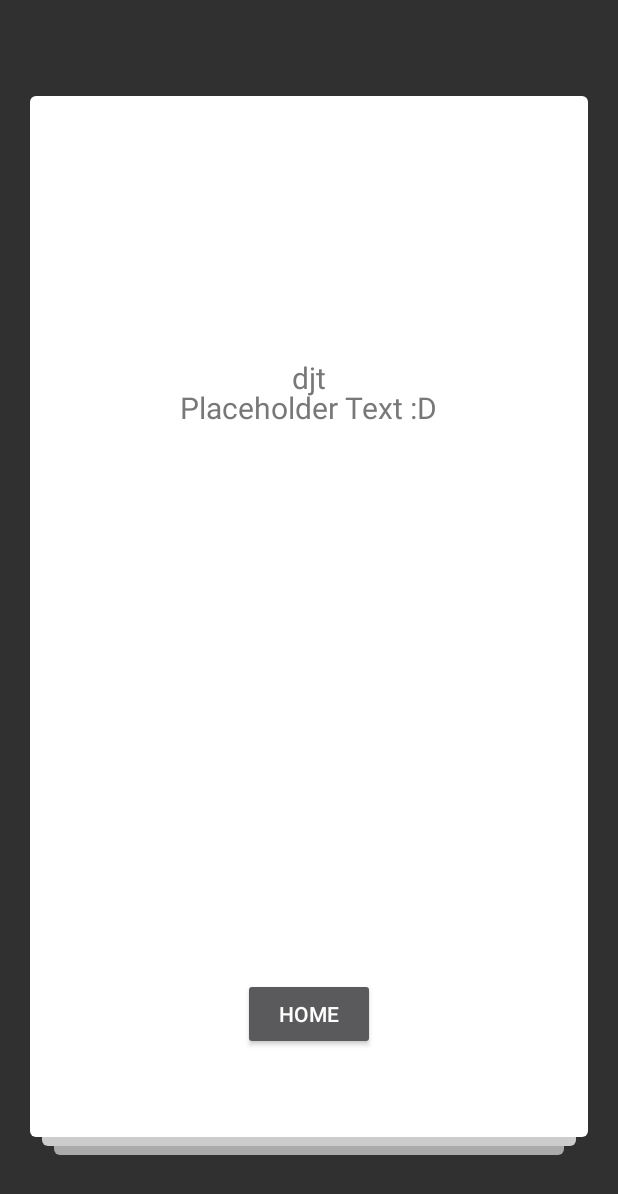
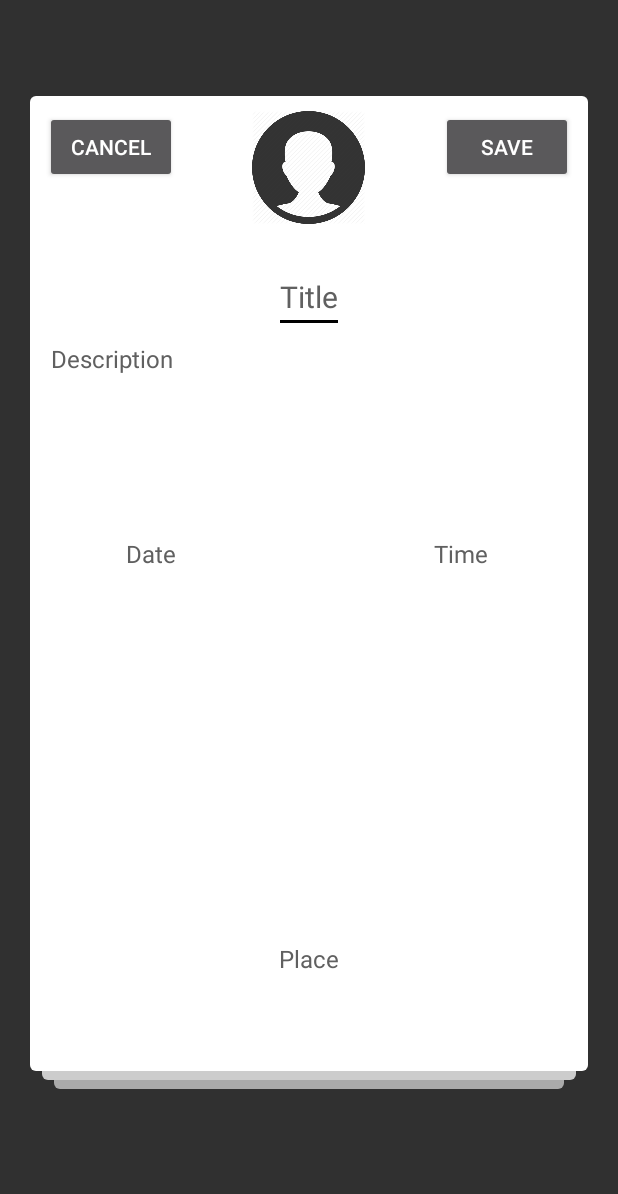
Before and after one commit to Miyagee/LiveNow, an Android app: the fragment CreateEventFragment shown on its own in the app's theme, on a phone screen of 412 x 824 dp. Shown: the top 1194 px of the screen. Run offline under Robolectric (Android 15) with nearby library versions, the phone set to English and light mode, and no system bars.

Commit message:
Connect to Firebase. Styling

```diff
--- a/app/src/main/java/com/now/live/livenow/CreateEventFragment.java
+++ b/app/src/main/java/com/now/live/livenow/CreateEventFragment.java
@@ -5,13 +5,18 @@ import android.support.v4.app.Fragment;
 import android.view.LayoutInflater;
 import android.view.View;
 import android.view.ViewGroup;
+import android.widget.EditText;
 import android.widget.TextView;
 
 public class CreateEventFragment extends Fragment {
 
     private Event event;
 
-    private TextView titleView;
+    private EditText titleEdit;
+    private EditText descriptionEdit;
+    private EditText dateEdit;
+    private EditText timeEdit;
+    private EditText placeEdit;
 
     public CreateEventFragment(){
         //Empty Constructor
@@ -23,14 +28,13 @@ public class CreateEventFragment extends Fragment {
         View view = getActivity().getLayoutInflater().inflate(R.layout.create_event_fragment, null);
 
         //Init components
-        titleView = (TextView) view.findViewById(R.id.title);
+        titleEdit = (EditText) view.findViewById(R.id.title);
+        descriptionEdit = (EditText) view.findViewById(R.id.description);
+        dateEdit = (EditText) view.findViewById(R.id.date);
+        timeEdit = (EditText) view.findViewById(R.id.time);
+        placeEdit = (EditText) view.findViewById(R.id.place);
 
-        event = new Event(
-                "djt",
-                "Description Text",
-                null,
-                "16:00",
-                "Location");
+        event = new Event("", "", "", "", "");
 
 
         setFields();
@@ -40,9 +44,9 @@ public class CreateEventFragment extends Fragment {
 
     public void setFields() {
         if (StaticHelperClasses.checkNull(event.getTitle())) {
-            titleView.setHint("Title");
+            titleEdit.setHint("TitleFoo");
         } else {
-            titleView.setText(event.getTitle());
+            titleEdit.setText(event.getTitle());
         }
     }
 
@@ -57,15 +61,24 @@ public class CreateEventFragment extends Fragment {
 
     public void getFields() {
         String title;
+        String description;
+        String date;
+        String time;
+        String place;
 
-        title = titleView.getText().toString();
+        title = titleEdit.getText().toString();
+        description = descriptionEdit.getText().toString();
+        date = dateEdit.getText().toString();
+        time = timeEdit.getText().toString();
+        place = placeEdit.getText().toString();
+
 
         event = new Event(
                 title,
-                "Description Text",
-                null,
-                "16:00",
-                "Location");
+                description,
+                date,
+                time,
+                place);
     }
 
 }
--- a/app/src/main/java/com/now/live/livenow/Event.java
+++ b/app/src/main/java/com/now/live/livenow/Event.java
@@ -7,14 +7,14 @@ public class Event {
     private String title;
     private String description;
     private String place;
-    private Date date;
+    private String date;
     private String time;
 
-    public Event(String title, String description, Date date, String time, String place) {
+    public Event(String title, String description, String date, String time, String place) {
         this.title = title;
         this.description = description;
+        this.date = date;
         this.time = time;
-        this.date = date;
         this.place = place;
     }
 
@@ -30,7 +30,7 @@ public class Event {
         return time;
     }
 
-    public Date getDate() {
+    public String getDate() {
         return date;
     }
 
--- a/app/src/main/res/layout/create_event_fragment.xml
+++ b/app/src/main/res/layout/create_event_fragment.xml
@@ -8,7 +8,7 @@
         android:layout_width="match_parent"
         android:layout_height="match_parent"
         android:layout_gravity="center"
-        android:layout_marginBottom="48dp"
+        android:layout_marginBottom="92dp"
         android:layout_marginLeft="20dp"
         android:layout_marginRight="20dp"
         android:layout_marginTop="64dp">
@@ -53,42 +53,101 @@
                 android:layout_width="match_parent"
                 android:layout_height="match_parent"
                 android:layout_gravity="center"
-                android:layout_marginBottom="48dp"
-                android:layout_marginLeft="20dp"
-                android:layout_marginRight="20dp"
-                android:layout_marginTop="64dp"
                 android:id="@+id/frameLayout">
 
-            <TextView
+                <ImageView
+                    android:background="@drawable/avatar"
+                    android:id="@+id/cardAvatar"
+                    android:layout_width="75dp"
+                    android:layout_height="75dp"
+                    android:layout_gravity="center_horizontal"
+                    android:padding="4dp"
+                    android:scaleType="centerCrop" />
+
+                <EditText
                     android:id="@+id/title"
                     android:layout_width="wrap_content"
                     android:layout_height="wrap_content"
                     android:layout_gravity="center_horizontal"
-                android:text="Placeholder Text :D"
                     android:textColor="#787878"
                     android:textSize="20sp"
-                tools:text="Lorem ipsum dolor"
+                    tools:text="Title"
+                    android:hint="Title"
+                    android:textColorHint="#606060"
                     android:layout_marginTop="100dp" />
 
-            <TextView
+                <EditText
                     android:id="@+id/description"
-                android:layout_width="wrap_content"
+                    android:layout_width="match_parent"
                     android:layout_height="wrap_content"
-                android:layout_gravity="center_horizontal"
-                android:layout_below="@+id/title"
-                android:text="Placeholder Text :D"
+                    android:layout_gravity="left"
+                    android:padding="4dp"
                     android:textColor="#787878"
-                android:textSize="20sp"
-                tools:text="Lorem ipsum dolor"
-                android:layout_marginTop="120dp" />
+                    android:textSize="16sp"
+                    tools:text="Description"
+                    android:hint="Description"
+                    android:textColorHint="#606060"
+                    android:layout_marginTop="150dp" />
+
+                <EditText
+                    android:id="@+id/date"
+                    android:layout_width="141dp"
+                    android:layout_height="wrap_content"
+                    android:layout_gravity="left"
+                    android:padding="4dp"
+                    android:textColor="#787878"
+                    android:textSize="16sp"
+                    tools:text="Date"
+                    android:hint="Date"
+                    android:textColorHint="#606060"
+                    android:layout_marginTop="280dp"
+                    android:textAlignment="center" />
+
+                <EditText
+                    android:id="@+id/time"
+                    android:layout_width="149dp"
+                    android:layout_height="wrap_content"
+                    android:layout_gravity="end"
+                    android:padding="4dp"
+                    android:textColor="#787878"
+                    android:textSize="16sp"
+                    tools:text="Time"
+                    android:hint="Time"
+                    android:textColorHint="#606060"
+                    android:layout_marginTop="280dp"
+                    android:textAlignment="center" />
+
+                <EditText
+                    android:id="@+id/place"
+                    android:layout_width="228dp"
+                    android:layout_height="wrap_content"
+                    android:layout_gravity="center_horizontal|bottom"
+                    android:padding="4dp"
+                    android:textColor="#787878"
+                    android:textSize="16sp"
+                    tools:text="Place"
+                    android:hint="Place"
+                    android:textColorHint="#606060"
+                    android:layout_marginTop="300dp"
+                    android:textAlignment="center"
+                    android:layout_marginBottom="50dp" />
+
 
                 <Button
                     android:layout_width="wrap_content"
                     android:layout_height="wrap_content"
-                android:text="Home"
+                    android:text="Cancel"
                     android:id="@+id/button2"
-                android:layout_gravity="center_horizontal|bottom"
-                android:onClick="removeFragment"/>
+                    android:layout_gravity="left|top"
+                    android:onClick="removeFragment" />
+
+                <Button
+                    android:layout_width="wrap_content"
+                    android:layout_height="wrap_content"
+                    android:text="Save"
+                    android:id="@+id/save"
+                    android:layout_gravity="right|top"
+                    android:onClick="saveEvent" />
 
             </FrameLayout>
 
--- a/app/src/main/res/layout/toolbar.xml
+++ b/app/src/main/res/layout/toolbar.xml
@@ -37,7 +37,8 @@
         android:contentDescription="@string/toolbar_create"
         android:layout_marginBottom="0dp"
         android:paddingBottom="5dp"
-        android:background="#0000"/>
+        android:background="#0000"
+        android:onClick="createEventView"/>
 
     <ImageButton
         android:layout_width="50dp"
```
Also changed, not shown: app/src/main/java/com/now/live/livenow/MainActivity.java (+18 -11 lines), app/src/main/res/layout/activity_main.xml (+0 -9 lines), app/src/main/res/layout/item.xml (+7 -6 lines). Lines whose indentation alone changed are shown as unchanged.
